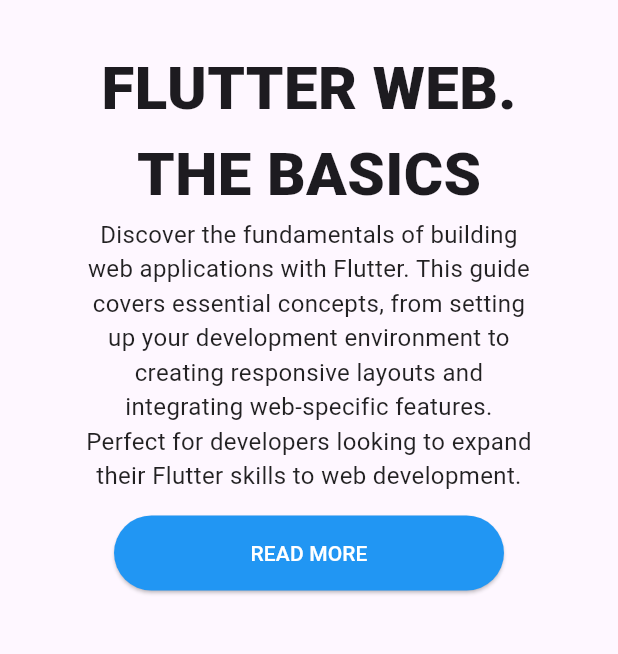
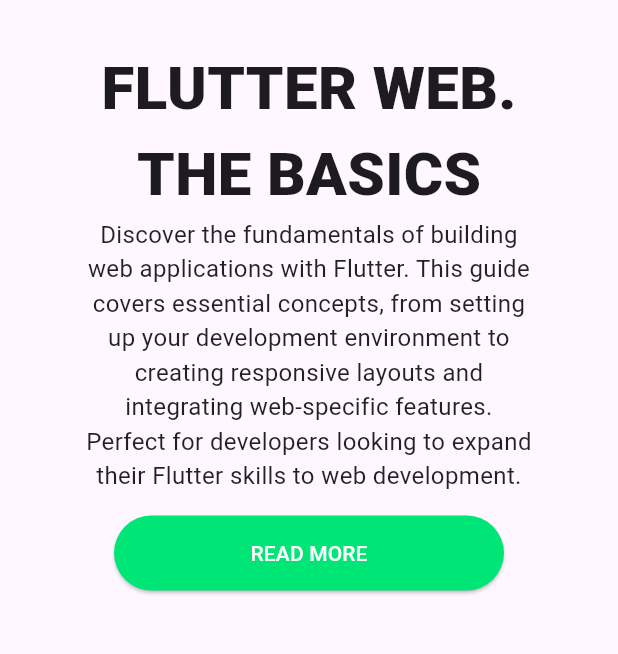
Before and after one commit to Sadman-123/Ostad-Flutter, a Flutter app: the screen it shows after launch, on a phone screen of 412 x 824 dp, the part 68-722 px from its top. Run offline on Flutter 3.47's test engine with Material 3 defaults, Android fonts, the phone set to English and light mode, and no system bars; our stand-ins replace flutter_svg.

Commit message:
Added Desktop part

```diff
--- a/Assignment-3/assignment3/lib/screen/desktop_view.dart
+++ b/Assignment-3/assignment3/lib/screen/desktop_view.dart
@@ -1,9 +1,63 @@
 import 'package:flutter/material.dart';
+import 'package:flutter_svg/svg.dart';
 Widget Desktop_View()
 {
   return Scaffold(
-    body: Center(
-      child: Text("Desktop"),
+    body: Column(
+      children: [
+        Row(
+          mainAxisAlignment: MainAxisAlignment.spaceBetween,
+          children: [
+            Padding(
+              padding: const EdgeInsets.all(10.0),
+              child: SvgPicture.asset(
+                "assets/logo.svg",
+                width: 30,
+                height: 34,
+              ),
+            ),
+            Padding(
+              padding: const EdgeInsets.all(10.0),
+              child: Row(
+                children: [
+                  Text("Home",style: TextStyle(fontSize: 21,fontWeight: FontWeight.w500),),
+                  SizedBox(width: 20,),
+                  Text("Favourites",style: TextStyle(fontSize: 21,fontWeight: FontWeight.w500),)
+                ],
+              ),
+            )
+          ],
+        ),
+        SizedBox(height: 30,),
+        Row(
+          mainAxisAlignment: MainAxisAlignment.spaceAround,
+          children: [
+            Column(
+              children: [
+                Column(
+                  children: [
+                    Text("FLUTTER WEB.",style: TextStyle(fontSize: 65,fontWeight: FontWeight.w900),),
+                    Text("THE BASICS",style: TextStyle(fontSize: 65,fontWeight: FontWeight.w900))
+                  ],
+                ),
+                Container(
+                    width: 650,
+                    child: Text("Discover the fundamentals of building web applications with Flutter. This guide covers essential concepts, from setting up your development environment to creating responsive layouts and integrating web-specific features. Perfect for developers looking to expand their Flutter skills to web development.",textAlign: TextAlign.center,style: TextStyle(fontSize: 21,color: Colors.black87),)
+                ),
+              ],
+            ),
+            ElevatedButton(
+                style: ButtonStyle(
+                  backgroundColor: MaterialStateProperty.all(Colors.greenAccent.shade400),
+                  foregroundColor: MaterialStateProperty.all(Colors.white),
+                  minimumSize: MaterialStateProperty.all(Size(300, 55)),
+                ),
+                onPressed: (){},
+                child: Text("READ MORE",style: TextStyle(fontSize: 19),)
+            )
+          ],
+        )
+      ],
     ),
   );
 }
--- a/Assignment-3/assignment3/lib/screen/mobile_view.dart
+++ b/Assignment-3/assignment3/lib/screen/mobile_view.dart
@@ -21,7 +21,7 @@ Widget Mobile_View()
           Container(
             height: 200,
             width: double.infinity,
-            color: Colors.blue,
+            color: Colors.greenAccent.shade400,
             child: Center(child: Text("Flutter Web",style: TextStyle(fontSize: 30,color: Colors.white),)),
           ),
           ListTile(
@@ -29,8 +29,8 @@ Widget Mobile_View()
             title: Text("Home",style: TextStyle(color: Colors.black),),
           ),
           ListTile(
-            leading: Icon(Icons.message,color: Colors.black,),
-            title: Text("Messages",style: TextStyle(color: Colors.black),),
+            leading: Icon(Icons.favorite,color: Colors.black,),
+            title: Text("Favourites",style: TextStyle(color: Colors.black),),
           ),
         ],
       ),
@@ -52,7 +52,7 @@ Widget Mobile_View()
           SizedBox(height: 15,),
           ElevatedButton(
             style: ButtonStyle(
-              backgroundColor: MaterialStateProperty.all(Colors.blue),
+              backgroundColor: MaterialStateProperty.all(Colors.greenAccent.shade400),
               foregroundColor: MaterialStateProperty.all(Colors.white),
               minimumSize: MaterialStateProperty.all(Size(260, 50)),
             ),
--- a/Assignment-3/assignment3/lib/screen/tablet_view.dart
+++ b/Assignment-3/assignment3/lib/screen/tablet_view.dart
@@ -9,7 +9,7 @@ Widget Tablet_View() {
             mainAxisAlignment: MainAxisAlignment.spaceBetween,
             children: [
               Padding(
-                padding: const EdgeInsets.all(8.0),
+                padding: const EdgeInsets.all(10.0),
                 child: SvgPicture.asset(
                   "assets/logo.svg",
                   width: 30,
@@ -17,12 +17,12 @@ Widget Tablet_View() {
                 ),
               ),
               Padding(
-                padding: const EdgeInsets.all(8.0),
+                padding: const EdgeInsets.all(10.0),
                 child: Row(
                   children: [
                     Text("Home",style: TextStyle(fontSize: 21,fontWeight: FontWeight.w500),),
                     SizedBox(width: 20,),
-                    Text("Messages",style: TextStyle(fontSize: 21,fontWeight: FontWeight.w500),)
+                    Text("Favourites",style: TextStyle(fontSize: 21,fontWeight: FontWeight.w500),)
                   ],
                 ),
               )
@@ -34,18 +34,18 @@ Widget Tablet_View() {
               SizedBox(height: 20,),
               Column(
                 children: [
-                  Text("FLUTTER WEB.",style: TextStyle(fontSize: 40,fontWeight: FontWeight.w900),),
-                  Text("THE BASICS",style: TextStyle(fontSize: 40,fontWeight: FontWeight.w900))
+                  Text("FLUTTER WEB.",style: TextStyle(fontSize: 50,fontWeight: FontWeight.w900),),
+                  Text("THE BASICS",style: TextStyle(fontSize: 50,fontWeight: FontWeight.w900))
                 ],
               ),
               Container(
                   width: 450,
-                  child: Text("Discover the fundamentals of building web applications with Flutter. This guide covers essential concepts, from setting up your development environment to creating responsive layouts and integrating web-specific features. Perfect for developers looking to expand their Flutter skills to web development.",textAlign: TextAlign.center,style: TextStyle(fontSize: 16,color: Colors.black87),)
+                  child: Text("Discover the fundamentals of building web applications with Flutter. This guide covers essential concepts, from setting up your development environment to creating responsive layouts and integrating web-specific features. Perfect for developers looking to expand their Flutter skills to web development.",textAlign: TextAlign.center,style: TextStyle(fontSize: 19,color: Colors.black87),)
               ),
               SizedBox(height: 15,),
               ElevatedButton(
                   style: ButtonStyle(
-                    backgroundColor: MaterialStateProperty.all(Colors.blue),
+                    backgroundColor: MaterialStateProperty.all(Colors.greenAccent.shade400),
                     foregroundColor: MaterialStateProperty.all(Colors.white),
                     minimumSize: MaterialStateProperty.all(Size(260, 50)),
                   ),
```
